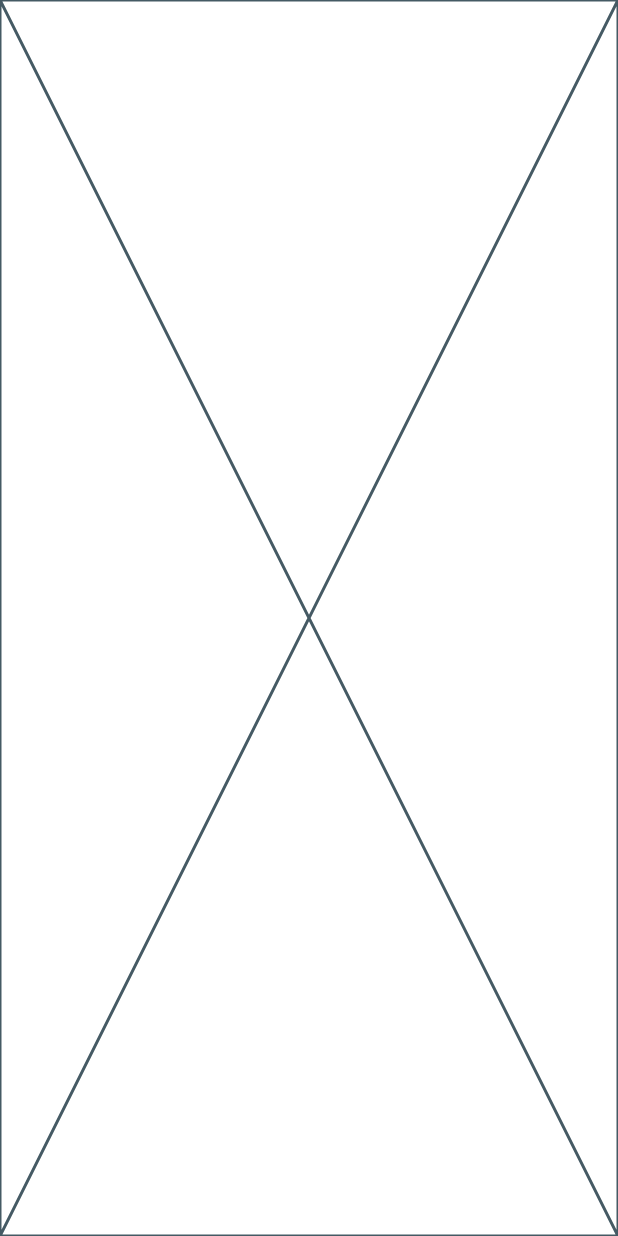
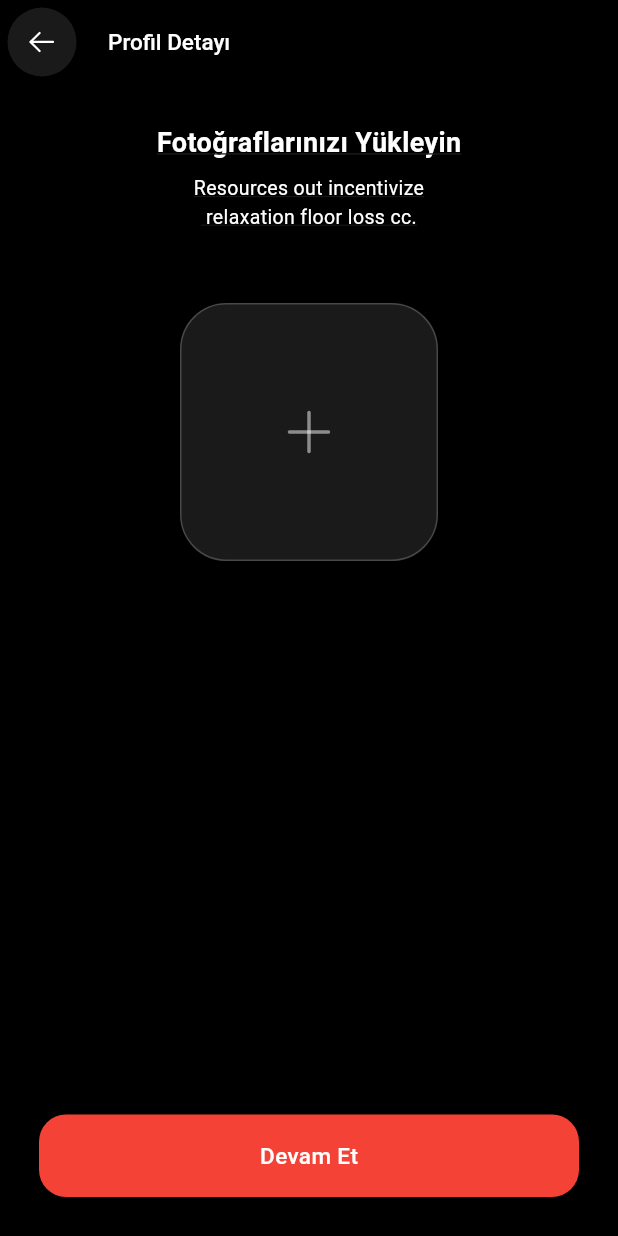
Before and after one commit to emrebingor/NodeLabsMovieApp, a Flutter app: the ProfileScreen screen opened by its route, after a tap on "Fotoğraf Ekle", on a phone screen of 412 x 824 dp. Run offline on Flutter 3.47's test engine with Material 3 defaults, Android fonts, the phone set to English and light mode, and no system bars; our stand-ins replace dio, equatable, flutter_bloc, flutter_svg, go_router, image_picker; network calls fail.

Commit message:
Profile detail screen design and API integration

```diff
--- a/lib/data/bloc/movie_detail/movie_detail_bloc.dart
+++ b/lib/data/bloc/movie_detail/movie_detail_bloc.dart
@@ -21,7 +21,7 @@ final class MovieDetailBloc extends BaseBloc<MovieDetailAction, MovieDetailState
     emit(state.copyWith(isLoading: true));
 
     try {
-      final movieResponse = await _movieUseCase.addFavorite(event.id);
+      await _movieUseCase.addFavorite(event.id);
       emit(state.copyWith(
         isLoading: false,
         isFavoriteSelected: true,
--- /dev/null
+++ b/lib/data/bloc/profile_detail/profile_detail_bloc.dart
@@ -0,0 +1,36 @@
+import 'dart:io';
+import 'package:node_labs_movie_app/core/base/bloc/base_bloc.dart';
+import 'package:node_labs_movie_app/data/bloc/profile_detail/profile_detail_event.dart';
+import 'package:node_labs_movie_app/data/bloc/profile_detail/profile_detail_state.dart';
+import 'package:node_labs_movie_app/data/repository/user_repository.dart';
+import 'package:node_labs_movie_app/domain/use_cases/user_use_case.dart';
+import 'package:flutter_bloc/flutter_bloc.dart';
+
+final class ProfileDetailBloc extends BaseBloc<ProfileDetailAction, ProfileDetailState> {
+  final UserUseCase _userUseCase;
+
+  ProfileDetailBloc({UserUseCase? userUseCase})
+      : _userUseCase = userUseCase ?? UserUseCase(UserRepository()),
+        super(const ProfileDetailState()) {
+    on<UpdatePhotoAction>(_updatePhotoAction);
+  }
+
+  Future<void> _updatePhotoAction(
+      UpdatePhotoAction event,
+      Emitter<ProfileDetailState> emit) async {
+    emit(state.copyWith(isLoading: true));
+
+    try {
+      await _userUseCase.uploadPhoto(state.selectedImage!);
+      emit(state.copyWith(
+        isLoading: false,
+      ));
+    } catch (e) {
+      emit(state.copyWith(isLoading: false, errorMessage: e.toString()));
+    }
+  }
+
+  void updateSelectedImage(File selectedImage) {
+    emit(state.copyWith(selectedImage: selectedImage));
+  }
+}
--- /dev/null
+++ b/lib/data/bloc/profile_detail/profile_detail_event.dart
@@ -0,0 +1,11 @@
+import 'package:flutter/material.dart';
+
+@immutable
+abstract class ProfileDetailAction {
+  const ProfileDetailAction();
+}
+
+@immutable
+final class UpdatePhotoAction extends ProfileDetailAction {
+  const UpdatePhotoAction();
+}
--- /dev/null
+++ b/lib/data/bloc/profile_detail/profile_detail_state.dart
@@ -0,0 +1,36 @@
+import 'dart:io';
+import 'package:node_labs_movie_app/core/base/bloc/base_bloc_state.dart';
+
+final class ProfileDetailState extends BaseBlocState {
+  const ProfileDetailState({
+    super.hasError,
+    super.errorMessage,
+    super.isLoading,
+    this.selectedImage,
+  });
+
+  final File? selectedImage;
+
+  @override
+  List<Object?> get props {
+    return <Object?>[
+      ...super.props,
+      selectedImage
+    ];
+  }
+
+  @override
+  ProfileDetailState copyWith({
+    bool? hasError,
+    String? errorMessage,
+    bool? isLoading,
+    File? selectedImage,
+  }) {
+    return ProfileDetailState(
+      hasError: hasError ?? false,
+      errorMessage: errorMessage ?? '',
+      isLoading: isLoading ?? this.isLoading,
+      selectedImage: selectedImage ?? this.selectedImage,
+    );
+  }
+}
--- a/lib/domain/use_cases/user_use_case.dart
+++ b/lib/domain/use_cases/user_use_case.dart
@@ -1,5 +1,7 @@
 import 'package:node_labs_movie_app/data/repository/user_repository.dart';
 import 'package:node_labs_movie_app/models/register_response_model.dart';
+import 'package:node_labs_movie_app/models/update_photo_response_model.dart';
+import 'dart:io';
 
 class UserUseCase {
   final UserRepository _repository;
@@ -7,4 +9,5 @@ class UserUseCase {
   UserUseCase(this._repository);
 
   Future<UserResponseModel> getUser() async=> await _repository.getUser();
+  Future<UpdatePhotoResponseModel> uploadPhoto(File image) async=> await _repository.updatePhoto(image: image);
 }
--- a/lib/enum/image_path_enum.dart
+++ b/lib/enum/image_path_enum.dart
@@ -16,4 +16,5 @@ enum ImagePathEnum {
   DIAMOND,
   LIKE,
   DETAIL_ICON,
+  PLUS_ICON,
 }
--- /dev/null
+++ b/lib/screen/profile_detail/mixin/profile_detail_screen_mixin.dart
@@ -0,0 +1,31 @@
+import 'dart:io';
+import 'package:node_labs_movie_app/core/base/state/base_view_state.dart';
+import 'package:node_labs_movie_app/data/bloc/profile_detail/profile_detail_bloc.dart';
+import 'package:node_labs_movie_app/data/bloc/profile_detail/profile_detail_event.dart';
+import 'package:node_labs_movie_app/screen/profile_detail/profile_detail_screen.dart';
+import 'package:flutter/material.dart';
+import 'package:image_picker/image_picker.dart';
+
+mixin ProfileDetailScreenMixin on BaseViewState<ProfileDetailScreen> {
+  final ProfileDetailBloc _profileDetailBloc = ProfileDetailBloc();
+  ProfileDetailBloc get profileDetailBloc => _profileDetailBloc;
+
+  final ImagePicker _picker = ImagePicker();
+
+  @override
+  void initState() {
+    super.initState();
+    WidgetsBinding.instance.addPostFrameCallback((_) {});
+  }
+
+  void updateSelectedPhoto() {
+    _profileDetailBloc.add(UpdatePhotoAction());
+  }
+
+  Future<void> pickImage() async {
+    final XFile? image = await _picker.pickImage(source: ImageSource.gallery);
+    if (image != null) {
+      _profileDetailBloc.updateSelectedImage(File(image.path));
+    }
+  }
+}
--- a/lib/screen/profile_detail/profile_detail_screen.dart
+++ b/lib/screen/profile_detail/profile_detail_screen.dart
@@ -1,10 +1,89 @@
+import 'package:node_labs_movie_app/components/app_bar/app_bar_widget.dart';
+import 'package:node_labs_movie_app/components/buttons/button_widget.dart';
+import 'package:node_labs_movie_app/components/text_widgets/description_text_widget.dart';
+import 'package:node_labs_movie_app/components/text_widgets/title_text_widget.dart';
+import 'package:node_labs_movie_app/core/base/state/base_view_state.dart';
+import 'package:node_labs_movie_app/core/base/view/base_view.dart';
+import 'package:node_labs_movie_app/data/bloc/profile_detail/profile_detail_bloc.dart';
+import 'package:node_labs_movie_app/data/bloc/profile_detail/profile_detail_event.dart';
+import 'package:node_labs_movie_app/data/bloc/profile_detail/profile_detail_state.dart';
+import 'package:node_labs_movie_app/enum/image_path_enum.dart';
+import 'package:node_labs_movie_app/screen/profile_detail/mixin/profile_detail_screen_mixin.dart';
+import 'package:node_labs_movie_app/utils/extension/image_path_extension.dart';
 import 'package:flutter/material.dart';
+import 'package:flutter_bloc/flutter_bloc.dart';
+import 'package:flutter_svg/flutter_svg.dart';
 
-class ProfileDetailScreen extends StatelessWidget {
+final class ProfileDetailScreen extends StatefulWidget {
   const ProfileDetailScreen({super.key});
 
   @override
+  State<ProfileDetailScreen> createState() => _ProfileDetailScreenState();
+}
+
+final class _ProfileDetailScreenState extends BaseViewState<ProfileDetailScreen> with ProfileDetailScreenMixin {
+
+  @override
   Widget build(BuildContext context) {
-    return const Placeholder();
+
+    return BaseView<ProfileDetailBloc, ProfileDetailAction, ProfileDetailState>(
+      blocModel: profileDetailBloc,
+      child: BlocConsumer<ProfileDetailBloc, ProfileDetailState>(
+        listener: (BuildContext context, ProfileDetailState state) {
+
+        },
+        builder: (BuildContext context, ProfileDetailState state) {
+          return Scaffold(
+            appBar: AppBarWidget(title: 'Profil Detayı'),
+            body: SafeArea(
+              child: Container(
+                padding: const EdgeInsets.symmetric(horizontal: 26, vertical: 26),
+                width: double.infinity,
+                child: Column(
+                  crossAxisAlignment: CrossAxisAlignment.center,
+                  children: [
+                    TitleTextWidget(text: "Fotoğraflarınızı Yükleyin"),
+                    const SizedBox(height: 8),
+                    DescriptionTextWidget(text: "Resources out incentivize\n relaxation floor loss cc."),
+                    const SizedBox(height: 48),
+
+                    InkWell(
+                      onTap: pickImage,
+                      child: Container(
+                        padding: const EdgeInsets.all(70),
+                        decoration: BoxDecoration(
+                            color: Colors.white.withOpacity(0.1),
+                            border: Border.all(color: Colors.white.withOpacity(0.2)),
+                            borderRadius: BorderRadius.circular(31)
+                        ),
+                        child: state.selectedImage != null
+                            ? ClipRRect(
+                          borderRadius: BorderRadius.circular(15),
+                          child: Image.file(
+                            state.selectedImage!,
+                            width: 100,
+                            height: 100,
+                            fit: BoxFit.cover,
+                          ),
+                        ) : SvgPicture.asset(ImagePathEnum.PLUS_ICON.getImagePath),
+                      ),
+                    ),
+
+                    Spacer(),
+
+                    ButtonWidget(
+                      onTap: () {
+                        updateSelectedPhoto();
+                      },
+                      title: 'Devam Et',
+                    )
+                  ],
+                ),
+              ),
+            ),
+          );
+        },
+      ),
+    );
   }
 }
--- a/lib/utils/extension/image_path_extension.dart
+++ b/lib/utils/extension/image_path_extension.dart
@@ -60,6 +60,9 @@ extension ImagePathEnumExtension on ImagePathEnum {
       case ImagePathEnum.LIKE:
         _imagePath = _baseImagePath + _svgPath + 'ic_like'.toSvg;
         break;
+      case ImagePathEnum.PLUS_ICON:
+        _imagePath = _baseImagePath + _svgPath + 'ic_plus'.toSvg;
+        break;
     }
     return _imagePath;
   }
--- a/pubspec.yaml
+++ b/pubspec.yaml
@@ -40,6 +40,7 @@ dependencies:
   flutter_bloc: ^8.1.3
   equatable: ^2.0.5
   provider: ^6.1.5
+  image_picker: ^1.1.2
 
 dev_dependencies:
   flutter_test:
```
Also changed, not shown: lib/data/repository/user_repository.dart (+36 -0 lines), lib/models/update_photo_response_model.dart (added, +15 -0 lines), assets/svg/ic_plus.svg (added), pubspec.lock, 2 other files.
